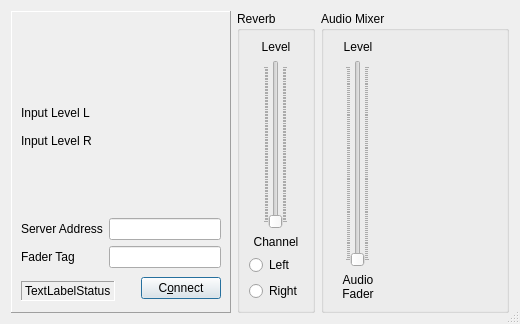
Before: the Qt Designer form src/llconclientdlgbase.ui in jamulussoftware/jamulus, drawn with Qt 5.
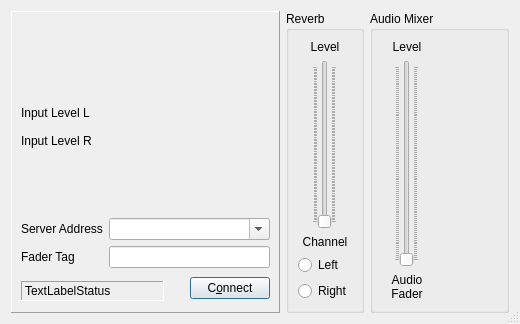
After: the same form once the commit is applied. Icons and pictures are not drawn. Custom widgets are drawn as their Qt base class.

Commit message: implemented combo box for server address for storing the last 6 items

Diff of the .ui file:
```diff
--- a/src/llconclientdlgbase.ui
+++ b/src/llconclientdlgbase.ui
@@ -57,8 +57,8 @@
         </property>
         <property name="sizeHint" >
          <size>
-          <width>20</width>
-          <height>0</height>
+          <width>249</width>
+          <height>16</height>
          </size>
         </property>
        </spacer>
@@ -170,8 +170,8 @@
         </property>
         <property name="sizeHint" >
          <size>
-          <width>20</width>
-          <height>0</height>
+          <width>249</width>
+          <height>16</height>
          </size>
         </property>
        </spacer>
@@ -205,7 +205,11 @@
         <item>
          <layout class="QVBoxLayout" >
           <item>
-           <widget class="QLineEdit" name="LineEditServerAddr" />
+           <widget class="QComboBox" name="LineEditServerAddr" >
+            <property name="editable" >
+             <bool>true</bool>
+            </property>
+           </widget>
           </item>
           <item>
            <widget class="QLineEdit" name="LineEditFaderTag" >
```
Left out of the diff: 1 changed line with no effect on the pictures. The commit also changes 6 other files.
